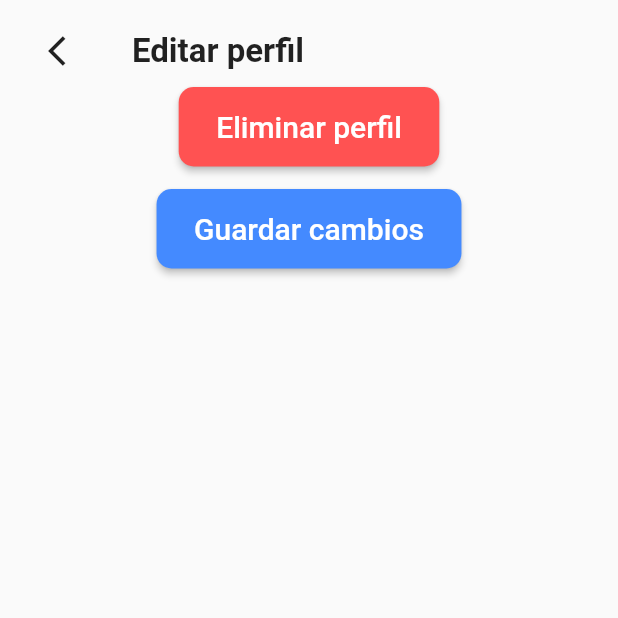
After one commit to nestorsgarzonc/Data-structures-project, a Flutter app: the EditProfilePage screen opened by its route, on a phone screen of 412 x 824 dp, the top half of it. The commit adds this screen. Run offline on Flutter 3.47's test engine with Material 2 defaults, Android fonts, the phone set to English and light mode, and no system bars; our stand-ins replace animate_do, animated_text_kit, firebase_core, font_awesome_flutter; accounts and stored records are empty.

```diff
--- /dev/null
+++ b/lib/screens/profile/edit_profile_page.dart
@@ -0,0 +1,63 @@
+import '../../widgets/appbar_with_backbutton_widget.dart';
+import 'package:flutter/material.dart';
+
+class EditProfilePage extends StatelessWidget {
+  static const route = 'EditProfilePage';
+
+  @override
+  Widget build(BuildContext context) {
+    return Scaffold(
+      body: SafeArea(
+        child: Column(
+          children: [
+            const SizedBox(height: 10),
+            const AppBarWithBackButtonWidget(text: 'Editar perfil'),
+            const _ButtonsEditProfile(),
+          ],
+        ),
+      ),
+    );
+  }
+}
+
+class _ButtonsEditProfile extends StatelessWidget {
+  const _ButtonsEditProfile({Key key}) : super(key: key);
+
+  @override
+  Widget build(BuildContext context) {
+    return Column(
+      crossAxisAlignment: CrossAxisAlignment.center,
+      children: [
+        RaisedButton(
+          //TODO: implement delete profile
+          onPressed: () {},
+          child: Text(
+            'Eliminar perfil',
+            style: TextStyle(fontSize: 20),
+          ),
+          padding: EdgeInsets.symmetric(horizontal: 25, vertical: 15),
+          color: Colors.redAccent,
+          textColor: Colors.white,
+          shape: RoundedRectangleBorder(
+            borderRadius: BorderRadius.circular(10),
+          ),
+        ),
+        SizedBox(height: 15),
+        RaisedButton(
+          //TODO: implement update profile
+          onPressed: () {},
+          child: Text(
+            'Guardar cambios',
+            style: TextStyle(fontSize: 20),
+          ),
+          padding: EdgeInsets.symmetric(horizontal: 25, vertical: 15),
+          color: Colors.blueAccent,
+          textColor: Colors.white,
+          shape: RoundedRectangleBorder(
+            borderRadius: BorderRadius.circular(10),
+          ),
+        ),
+      ],
+    );
+  }
+}
--- /dev/null
+++ b/lib/widgets/appbar_with_backbutton_widget.dart
@@ -0,0 +1,22 @@
+import 'package:flutter/material.dart';
+
+class AppBarWithBackButtonWidget extends StatelessWidget {
+  final String text;
+  const AppBarWithBackButtonWidget({Key key, this.text}) : super(key: key);
+
+  @override
+  Widget build(BuildContext context) {
+    return Row(
+      children: [
+        FlatButton(
+          onPressed: () => Navigator.of(context).pop(),
+          child: const Icon(Icons.arrow_back_ios),
+        ),
+        Text(
+          '$text',
+          style: const TextStyle(fontWeight: FontWeight.bold, fontSize: 22),
+        )
+      ],
+    );
+  }
+}
--- a/lib/widgets/popular_task_card_widget.dart
+++ b/lib/widgets/popular_task_card_widget.dart
@@ -1,4 +1,5 @@
 import 'package:flutter/material.dart';
+
 class PopularTaskWidget extends StatelessWidget {
   final Color color;
   final String text;
```
Also changed, not shown: lib/consts/routes.dart (+4 -3 lines), lib/screens/profile/user_profile_page.dart (+14 -12 lines), lib/screens/tasks/tasks_list.dart (+2 -12 lines), lib/providers/theme_data_provider.dart (line endings or trailing spaces), 1 other file.
